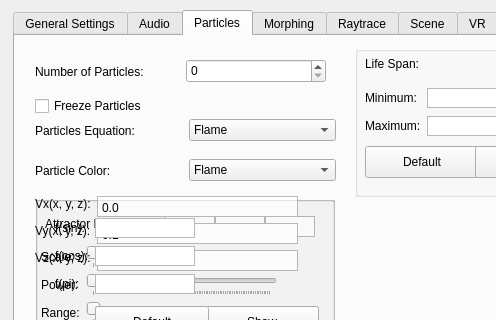
First picture: the form in src/Qt/mainwindow.ui, repository UMLComputerGraphics/GraphicsProject, before the edit; both pictures show x 0 to 496 and y 0 to 320 of the 627 by 683 pixel window.
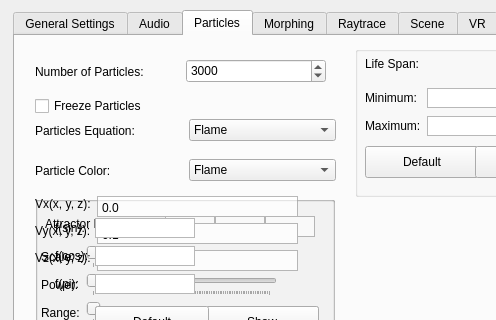
Second picture: the form after the edit. The open tabs and pages were chosen to show the change.

Commit message: Camera reanimation

Diff of the .ui file:
```diff
--- a/src/Qt/mainwindow.ui
+++ b/src/Qt/mainwindow.ui
@@ -558,7 +558,7 @@
           <number>100</number>
          </property>
          <property name="value">
-          <number>0</number>
+          <number>3000</number>
          </property>
         </widget>
        </item>
```
The commit also changes 2 other files.
